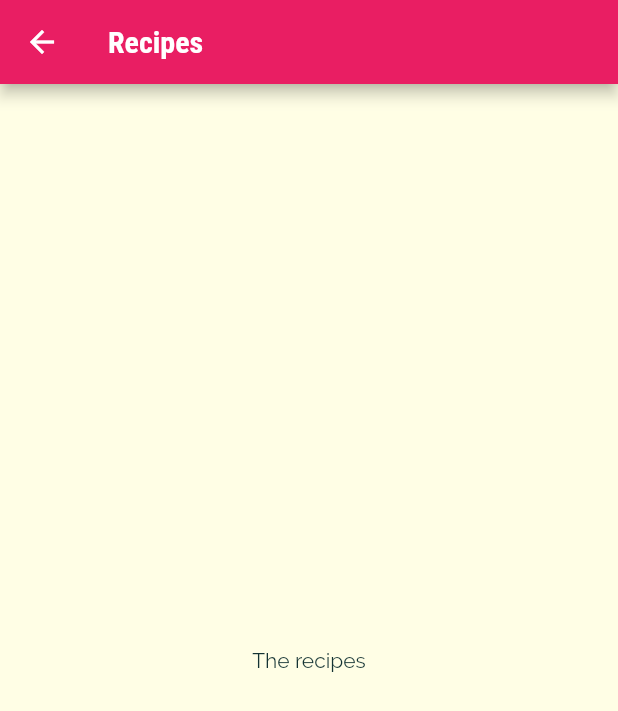
After one commit to x-Sherman/meals_app, a Flutter app: the screen it shows after launch, after a tap on "Italian", on a phone screen of 412 x 824 dp. The commit adds this screen. Shown: the top 711 px of the screen. Run offline on Flutter 3.47's test engine with Material 2 defaults, Android fonts, the phone set to English and light mode, and no system bars.

Commit message:
basic Navigation to the next Screen

```diff
--- a/lib/category_item.dart
+++ b/lib/category_item.dart
@@ -1,4 +1,5 @@
 import 'package:flutter/material.dart';
+import 'package:flutter_complete_guide/category_meals_screen.dart';
 
 class CategoryItem extends StatelessWidget {
   final String title;
@@ -6,9 +7,19 @@ class CategoryItem extends StatelessWidget {
 
   CategoryItem({this.title, this.color});
 
+  void selectCategory(BuildContext ctx) {
+    Navigator.of(ctx).push(MaterialPageRoute(builder: (_) {
+      return CategoryMealsScreen();
+    }));
+  }
+
   @override
   Widget build(BuildContext context) {
-    return Container(
+    return InkWell(
+      onTap: () => selectCategory(context),
+      splashColor: Theme.of(context).colorScheme.primary,
+      borderRadius: BorderRadius.circular(15),
+      child: Container(
         padding: const EdgeInsets.all(15),
         child: Text(
           title,
@@ -21,6 +32,7 @@ class CategoryItem extends StatelessWidget {
               end: Alignment.bottomRight,
             ),
             borderRadius: BorderRadius.circular(15)),
+      ),
     );
   }
 }
--- /dev/null
+++ b/lib/category_meals_screen.dart
@@ -0,0 +1,15 @@
+import 'package:flutter/material.dart';
+
+class CategoryMealsScreen extends StatelessWidget {
+  @override
+  Widget build(BuildContext context) {
+    return Scaffold(
+      appBar: AppBar(
+        title: Text('Recipes'),
+      ),
+      body: Center(
+        child: Text('The recipes'),
+      ),
+    );
+  }
+}
```
Lines whose indentation alone changed are shown as unchanged.
